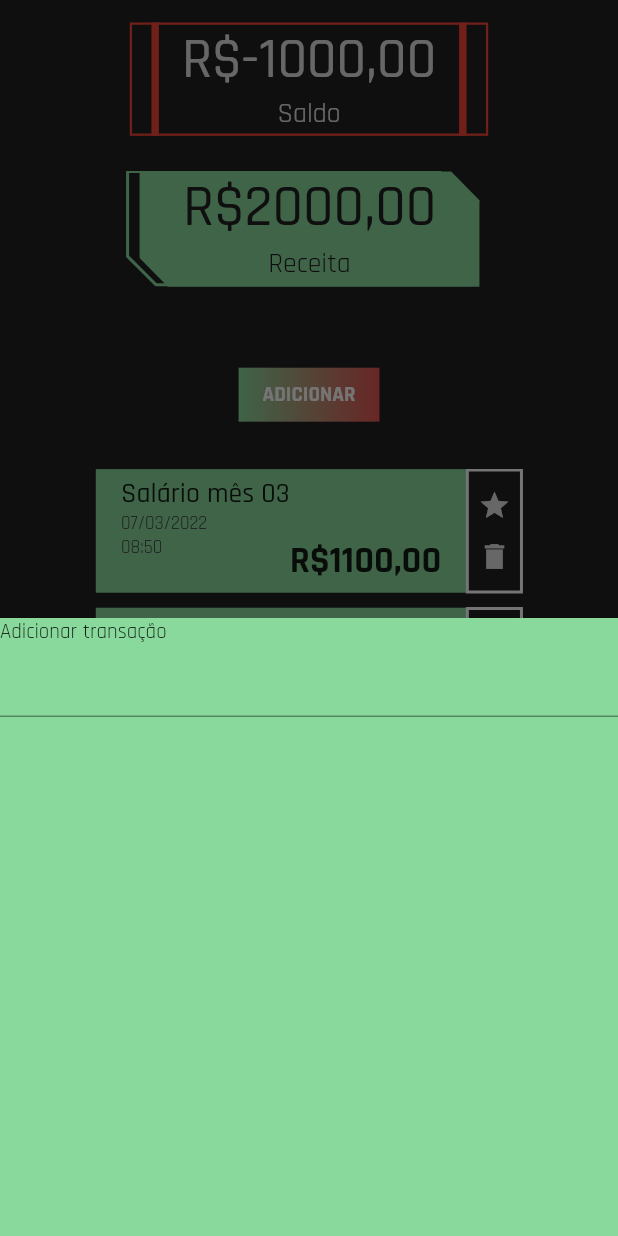
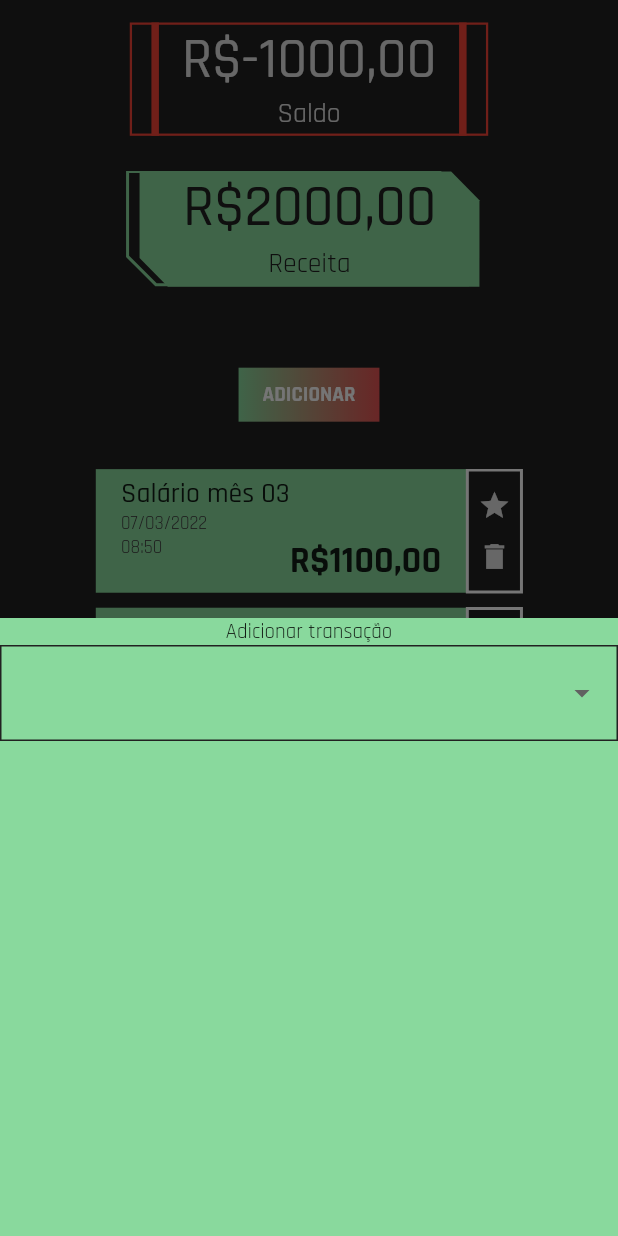
Before and after one commit to scastrodev/vdc_incomes_and_expenses, a Flutter app: the screen it shows after launch, after a tap on "ADICIONAR", on a phone screen of 412 x 824 dp. Run offline on Flutter 3.47's test engine with Material 2 defaults, Android fonts, the phone set to English and light mode, and no system bars.

Commit message:
Implementing the NewTransactionBottomSheetWidget

```diff
--- a/lib/app/ui/constants.dart
+++ b/lib/app/ui/constants.dart
@@ -4,9 +4,3 @@ const Color customGreen = Color(0xFF89D99D);
 const Color customGreenVariant = Color(0xFF4ABF67);
 const Color customRed = Color(0xFFE45353);
 const Color customRedVariant = Color(0xFFDA3434);
-
-const double primaryFontSize = 24;
-const double secondaryFontSize = 14;
-const double tertiaryFontSize = 12;
-const double quaternaryFontSize = 10;
-const double quintenaryFontSize = 8;
--- a/lib/app/ui/pages/home_page.dart
+++ b/lib/app/ui/pages/home_page.dart
@@ -6,7 +6,6 @@ import 'dart:math' as math;
 
 import 'package:vdc_incomes_and_expenses/app/ui/widgets/commons/transaction_card_widget.dart';
 import 'package:vdc_incomes_and_expenses/app/ui/widgets/new_transaction/new_transaction_bottom_sheet_widget.dart';
-import 'package:vdc_incomes_and_expenses/app/ui/widgets/new_transaction/new_transaction_button_widget.dart';
 
 class HomePage extends StatefulWidget {
   const HomePage({Key? key}) : super(key: key);
@@ -27,7 +26,7 @@ class _HomePageState extends State<HomePage> {
       transform: Matrix4.rotationY(math.pi),
       child: const TotalCardWidget(
         color: customRed,
-        totalValue: 'R\$1000,00',
+        totalValue: 'sR\$1000,00',
         transactionType: 'Despesa',
         isFlip: true,
       ),
--- /dev/null
+++ b/lib/app/ui/widgets/new_transaction/input_type.dart
@@ -0,0 +1,5 @@
+enum InputType {
+  normal,
+  dropdown,
+  datePicker,
+}
--- a/lib/app/ui/widgets/new_transaction/new_transaction_bottom_sheet_widget.dart
+++ b/lib/app/ui/widgets/new_transaction/new_transaction_bottom_sheet_widget.dart
@@ -1,7 +1,9 @@
 import 'package:flutter/material.dart';
 import 'package:vdc_incomes_and_expenses/app/ui/constants.dart';
 import 'package:vdc_incomes_and_expenses/app/ui/util/size_screen.dart';
+import 'package:vdc_incomes_and_expenses/app/ui/widgets/new_transaction/input_type.dart';
 import 'package:vdc_incomes_and_expenses/app/ui/widgets/new_transaction/new_transaction_button_widget.dart';
+import 'package:vdc_incomes_and_expenses/app/ui/widgets/new_transaction/new_transaction_text_field.dart';
 
 class NewTransactionBottomSheetWidget extends StatefulWidget {
   const NewTransactionBottomSheetWidget({Key? key}) : super(key: key);
@@ -22,23 +24,16 @@ class _NewTransactionBottomSheetWidgetState
 }
 
 void showCustomBottomSheet(BuildContext context) {
-  print('Aqui');
   showModalBottomSheet(
     context: context,
     builder: (_) {
       return (Container(
         height: getScreenH(context) * 0.5,
         color: customGreen,
-        child: ListView(
-          children: [
+        child: Column(
+          children: const [
             Text('Adicionar transação'),
-            Form(
-              child: Column(
-                children: [
-                  TextField(),
-                ],
-              ),
-            )
+            NewTransactionTextField(inputType: InputType.dropdown),
           ],
         ),
       ));
--- a/lib/app/ui/widgets/new_transaction/new_transaction_text_field.dart
+++ b/lib/app/ui/widgets/new_transaction/new_transaction_text_field.dart
@@ -1,7 +1,14 @@
 import 'package:flutter/material.dart';
+import 'package:vdc_incomes_and_expenses/app/ui/constants.dart';
+import 'package:vdc_incomes_and_expenses/app/ui/widgets/new_transaction/input_type.dart';
 
 class NewTransactionTextField extends StatefulWidget {
-  const NewTransactionTextField({Key? key}) : super(key: key);
+  final InputType inputType;
+
+  const NewTransactionTextField({
+    Key? key,
+    this.inputType = InputType.dropdown,
+  }) : super(key: key);
 
   @override
   State<NewTransactionTextField> createState() =>
@@ -9,8 +16,47 @@ class NewTransactionTextField extends StatefulWidget {
 }
 
 class _NewTransactionTextFieldState extends State<NewTransactionTextField> {
+  InputDecoration defaultBorder = InputDecoration(
+    border: const OutlineInputBorder(
+      borderSide: BorderSide(
+        color: Colors.white,
+      ),
+      borderRadius: BorderRadius.zero,
+    ),
+    enabledBorder: OutlineInputBorder(
+      borderSide: BorderSide(
+        color: Colors.grey[900]!,
+        width: 1,
+      ),
+      borderRadius: BorderRadius.zero,
+    ),
+    focusedBorder: const OutlineInputBorder(
+      borderSide: BorderSide(
+        color: Colors.white,
+        width: 2,
+      ),
+      borderRadius: BorderRadius.zero,
+    ),
+  );
+
   @override
   Widget build(BuildContext context) {
-    return Container();
+    if (widget.inputType == InputType.normal) {
+      return TextField(decoration: defaultBorder);
+    } else if (widget.inputType == InputType.dropdown) {
+      return DropdownButtonFormField(
+        decoration: defaultBorder,
+        dropdownColor: customGreen,
+        items: <String>['Receita', 'Despesa'].map((value) {
+          return DropdownMenuItem<String>(
+            value: value,
+            child: Text(value),
+          );
+        }).toList(),
+        onChanged: (String) {},
+      );
+    } else {
+      return const Text('DatePicker');
+    }
   }
 }
```
